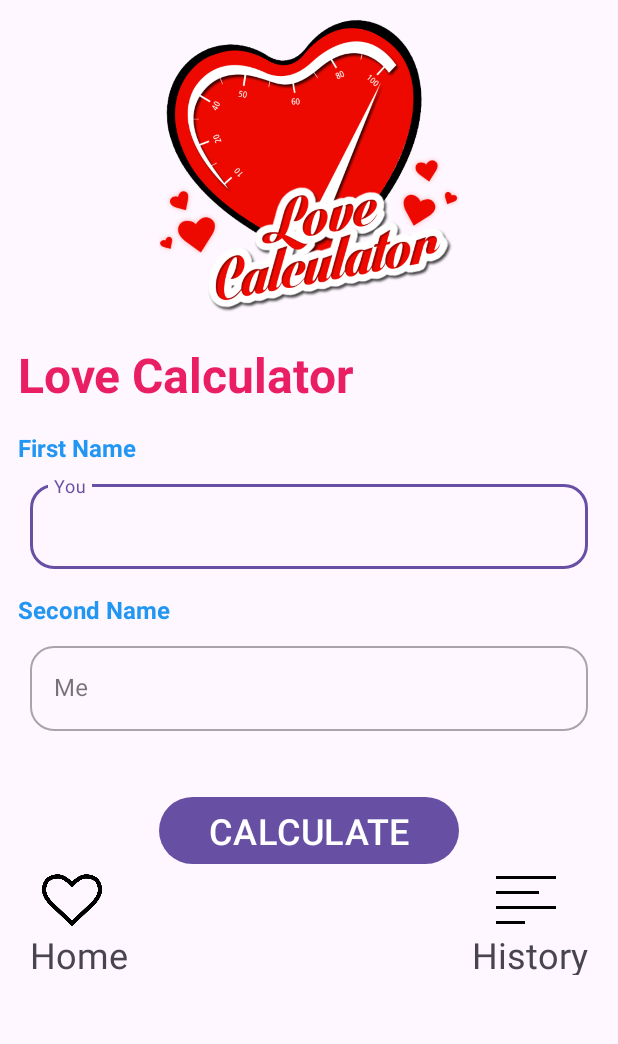
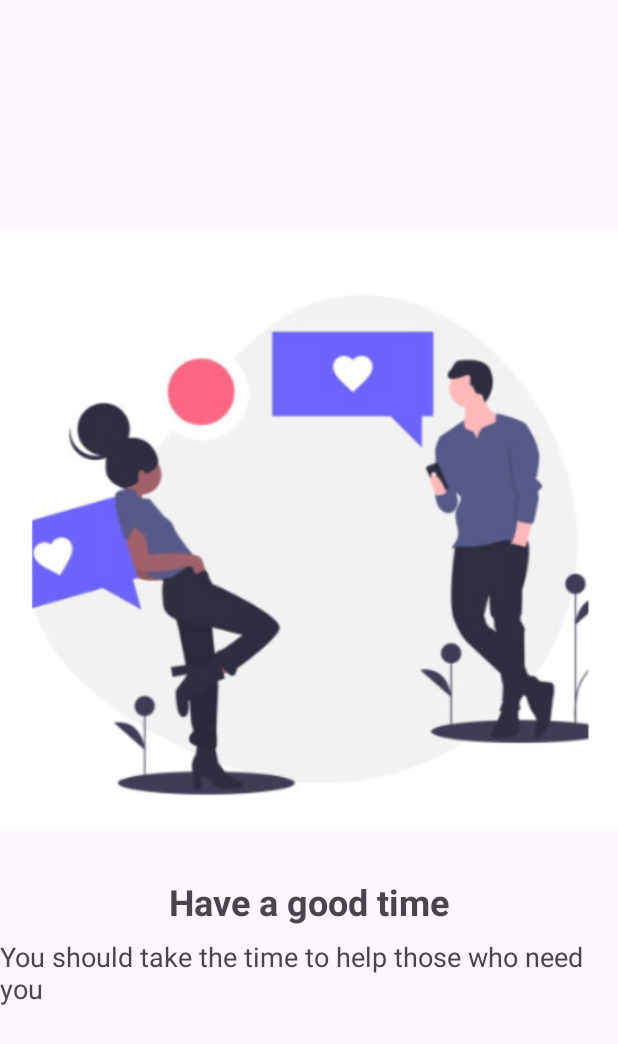
Before and after one commit to aslanaj/LoveCalculator, an Android app: the screen it shows after launch (MainActivity), on a phone screen of 412 x 824 dp. Shown: the top 1044 px of the screen. Run offline under Robolectric (Android 15) with nearby library versions, the phone set to English and light mode, and no system bars; our stand-ins replace Dagger/Hilt's generated code; plain views replace CircleIndicator3; 2 statements that could not run were skipped.

Commit message:
дз №5

```diff
--- a/app/src/main/java/com/example/lovecalculator/MainActivity.kt
+++ b/app/src/main/java/com/example/lovecalculator/MainActivity.kt
@@ -3,23 +3,29 @@ package com.example.lovecalculator
 import androidx.appcompat.app.AppCompatActivity
 import android.os.Bundle
 import androidx.navigation.findNavController
+import androidx.navigation.fragment.NavHostFragment
 import com.example.lovecalculator.data.Pref
 import com.example.lovecalculator.databinding.ActivityMainBinding
 import com.google.android.material.bottomnavigation.BottomNavigationView
 import dagger.hilt.android.AndroidEntryPoint
+import javax.inject.Inject
 
 @AndroidEntryPoint
 class MainActivity : AppCompatActivity() {
     private lateinit var binding: ActivityMainBinding
-    private lateinit var pref: Pref
+    @Inject
+    lateinit var pref: Pref
 
     override fun onCreate(savedInstanceState: Bundle?) {
         super.onCreate(savedInstanceState)
         binding = ActivityMainBinding.inflate(layoutInflater)
         setContentView(binding.root)
         pref = Pref(this)
+        val navHostFragment = supportFragmentManager.findFragmentById(R.id.nav_host_fragment) as NavHostFragment
+        val navController = navHostFragment.navController
 
-
+        if (!pref.isUserSeen())
+            navController.navigate(R.id.onBoardFragment)
     }
 
 
--- a/app/src/main/java/com/example/lovecalculator/OnBoard.kt
+++ /dev/null
@@ -1,6 +0,0 @@
-package com.example.lovecalculator
-
-data class OnBoard(
-    val image: Int? = null,
-    val title: String? = null
-)
--- /dev/null
+++ b/app/src/main/java/com/example/lovecalculator/model/OnBoard.kt
@@ -0,0 +1,7 @@
+package com.example.lovecalculator.model
+
+data class OnBoard(
+    val image: Int? = null,
+    val title: String? = null,
+    val desc: String? = null
+)
--- a/app/src/main/java/com/example/lovecalculator/ui/onBoard/OnBoardAdapter.kt
+++ b/app/src/main/java/com/example/lovecalculator/ui/onBoard/OnBoardAdapter.kt
@@ -5,10 +5,9 @@ import android.view.ViewGroup
 import androidx.core.view.isVisible
 import androidx.recyclerview.widget.RecyclerView
 import androidx.recyclerview.widget.RecyclerView.ViewHolder
-import com.example.lovecalculator.OnBoard
+import com.example.lovecalculator.model.OnBoard
 import com.example.lovecalculator.R
 import com.example.lovecalculator.databinding.ItemOnBoardingBinding
-import com.example.lovecalculator.ui.onBoard.OnBoardAdapter.*
 
 class OnBoardAdapter(
     private val onClick: () -> Unit
@@ -16,16 +15,21 @@ class OnBoardAdapter(
 
     private val data = arrayListOf(
         OnBoard(
-            R.drawable.on_board,
-            "It's Funs and Many More"
-        ),
-        OnBoard(
             R.drawable.on_board_two,
-            "It's Funs and Many More"
+            "Have a good time",
+            "You should take the time to help those who need you"
+
         ),
         OnBoard(
             R.drawable.on_board_three,
-            "It's Funs and Many More"
+            "Cherishing love",
+            "It is now no longer possible for you to cherish love"
+
+        ),
+        OnBoard(
+            R.drawable.on_board_four,
+            "Have a break up?",
+            "We have made the correction for you don't worry /n Maybe someone is waiting for you "
         ),
         OnBoard(
             R.drawable.on_board_four,
@@ -42,15 +46,13 @@ class OnBoardAdapter(
                 false
             )
         )
-
     }
 
     override fun getItemCount(): Int = data.size
 
-      override fun onBindViewHolder(holder: OnBoardViewHolder, position: Int) {
+    override fun onBindViewHolder(holder: OnBoardViewHolder, position: Int) {
         holder.bind(data[position])
     }
-
 
     inner class OnBoardViewHolder(private val binding: ItemOnBoardingBinding) :
         ViewHolder(binding.root) {
@@ -58,15 +60,14 @@ class OnBoardAdapter(
         fun bind(onBoard: OnBoard) {
 
             binding.apply {
-                onBoard.image?.let { imgBoard.setImageResource(it) }
-                tvOnBoard.text = onBoard.title
-                btnGetStarted.isVisible = adapterPosition == data.lastIndex
+                imgBoard.setImageResource(onBoard.image!!)
+                tvTitle.text = onBoard.title
+                tvDesc.text = onBoard.desc
+                btnGetStarted.isVisible = adapterPosition == 3
                 btnGetStarted.setOnClickListener {
                     onClick()
                 }
             }
         }
     }
-
-
 }
--- a/app/src/main/java/com/example/lovecalculator/ui/onBoard/OnBoardFragment.kt
+++ b/app/src/main/java/com/example/lovecalculator/ui/onBoard/OnBoardFragment.kt
@@ -1,4 +1,6 @@
 package com.example.lovecalculator.ui.onBoard
+
+
 
 import android.os.Bundle
 import androidx.fragment.app.Fragment
@@ -11,17 +13,14 @@ import androidx.viewpager2.widget.ViewPager2
 import com.example.lovecalculator.R
 import com.example.lovecalculator.data.Pref
 import com.example.lovecalculator.databinding.FragmentOnBoardBinding
-import me.relex.circleindicator.CircleIndicator3
 import javax.inject.Inject
-
-
 
 class OnBoardFragment : Fragment() {
 
-private lateinit var binding: FragmentOnBoardBinding
-private lateinit var adapter: OnBoardAdapter
-@Inject
-lateinit var pref: Pref
+    private lateinit var binding: FragmentOnBoardBinding
+    private lateinit var adapter: OnBoardAdapter
+    @Inject
+    lateinit var pref: Pref
 
     override fun onCreateView(
         inflater: LayoutInflater, container: ViewGroup?,
@@ -34,22 +33,29 @@ lateinit var pref: Pref
 
     override fun onViewCreated(view: View, savedInstanceState: Bundle?) {
         super.onViewCreated(view, savedInstanceState)
+        adapter = OnBoardAdapter(this::onStartClick)
         binding.viewPager.adapter = adapter
         setIndicator()
-        if (pref.isUserSeen()){
-            findNavController().navigate(R.id.loveCalculatorFragment)
-        }
     }
 
     private fun setIndicator() {
-        val indicator: CircleIndicator3 = binding.indicator
-        val viewPager = binding.viewPager
-        indicator.setViewPager(viewPager)
+        binding.indicator.setViewPager(binding.viewPager)
+        adapter.registerAdapterDataObserver(binding.indicator.adapterDataObserver)
+        binding.viewPager.registerOnPageChangeCallback(object : ViewPager2.OnPageChangeCallback() {
+            override fun onPageScrolled(
+                position: Int,
+                positionOffset: Float,
+                positionOffsetPixels: Int
+            ) {
+                binding.indicator.isVisible = position != 3
+                super.onPageScrolled(position, positionOffset, positionOffsetPixels)
+            }
+        })
     }
 
     private fun onStartClick() {
         pref.saveUserSeen()
-        findNavController().navigate(R.id.onBoardFragment)
+        findNavController().navigate(R.id.loveCalculatorFragment)
     }
 
 }
--- a/app/src/main/res/layout/fragment_on_board.xml
+++ b/app/src/main/res/layout/fragment_on_board.xml
@@ -16,7 +16,7 @@
         android:id="@+id/indicator"
         android:layout_width="64dp"
         android:layout_height="48dp"
-        android:layout_gravity="bottom|start"
+        android:layout_gravity="bottom|center"
         android:visibility="gone"
         app:ci_drawable="@drawable/ic_selected"
         app:ci_drawable_unselected="@drawable/ic_unselected"
--- a/app/src/main/res/layout/item_on_boarding.xml
+++ b/app/src/main/res/layout/item_on_boarding.xml
@@ -1,40 +1,43 @@
 <?xml version="1.0" encoding="utf-8"?>
 <LinearLayout xmlns:android="http://schemas.android.com/apk/res/android"
     android:layout_width="match_parent"
-    android:orientation="vertical"
+    android:layout_height="match_parent"
     android:gravity="center"
-    android:layout_height="match_parent">
+    android:orientation="vertical">
 
 
     <ImageView
+        android:id="@+id/img_board"
         android:layout_width="match_parent"
         android:layout_height="400dp"
-        android:id="@+id/img_board"
-        android:scaleType="centerCrop"
-        />
+        android:scaleType="centerCrop" />
 
 
     <TextView
+        android:id="@+id/tv_title"
         android:layout_width="wrap_content"
         android:layout_height="wrap_content"
-        android:id="@+id/tv_onBoard"
+        android:layout_marginTop="32dp"
+        android:text="@string/title"
         android:textSize="24sp"
-        android:layout_marginTop="32dp"
-        android:textStyle="bold"
+        android:textStyle="bold" />
+    <TextView
+        android:id="@+id/tv_desc"
+        android:layout_width="wrap_content"
+        android:layout_height="wrap_content"
+        android:layout_marginTop="8dp"
         android:text="@string/title"
-        />
+        android:textSize="18sp" />
 
     <Button
+        android:id="@+id/btn_get_started"
         android:layout_width="wrap_content"
         android:layout_height="wrap_content"
-        android:id="@+id/btn_get_started"
+        android:layout_marginTop="32dp"
         android:text="@string/get_started"
-        android:visibility="gone"
         android:textSize="28sp"
-        android:layout_marginTop="32dp"
-        android:textStyle="bold"/>
-
-
+        android:textStyle="bold"
+        android:visibility="gone" />
 
 
 </LinearLayout>
```
